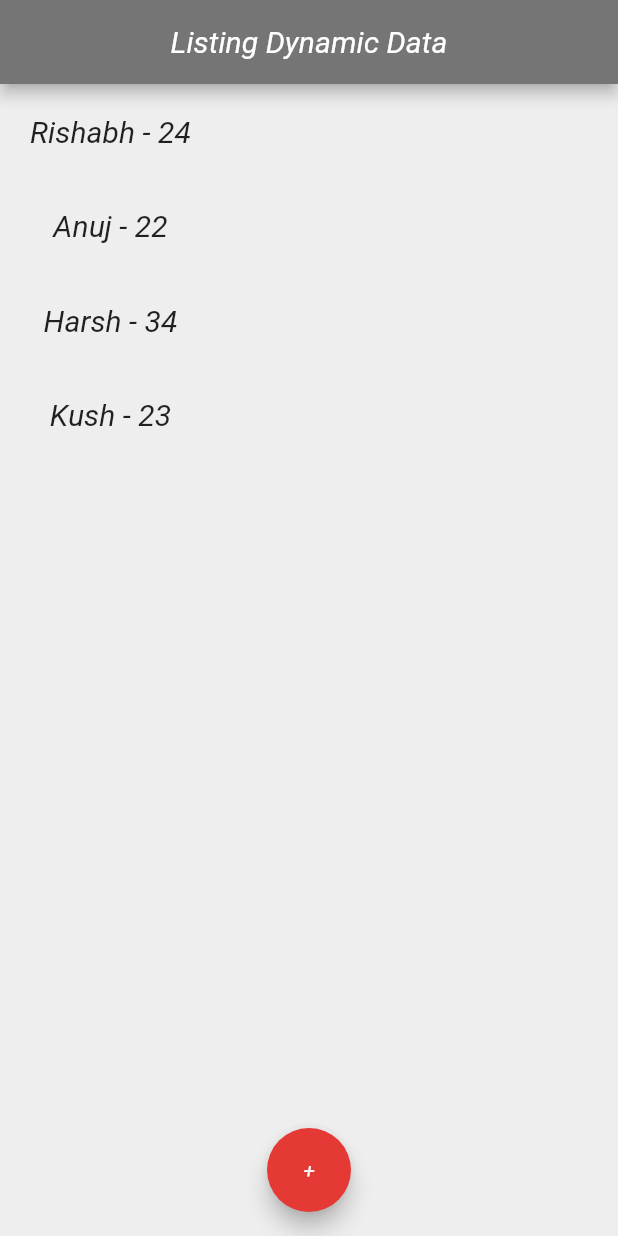
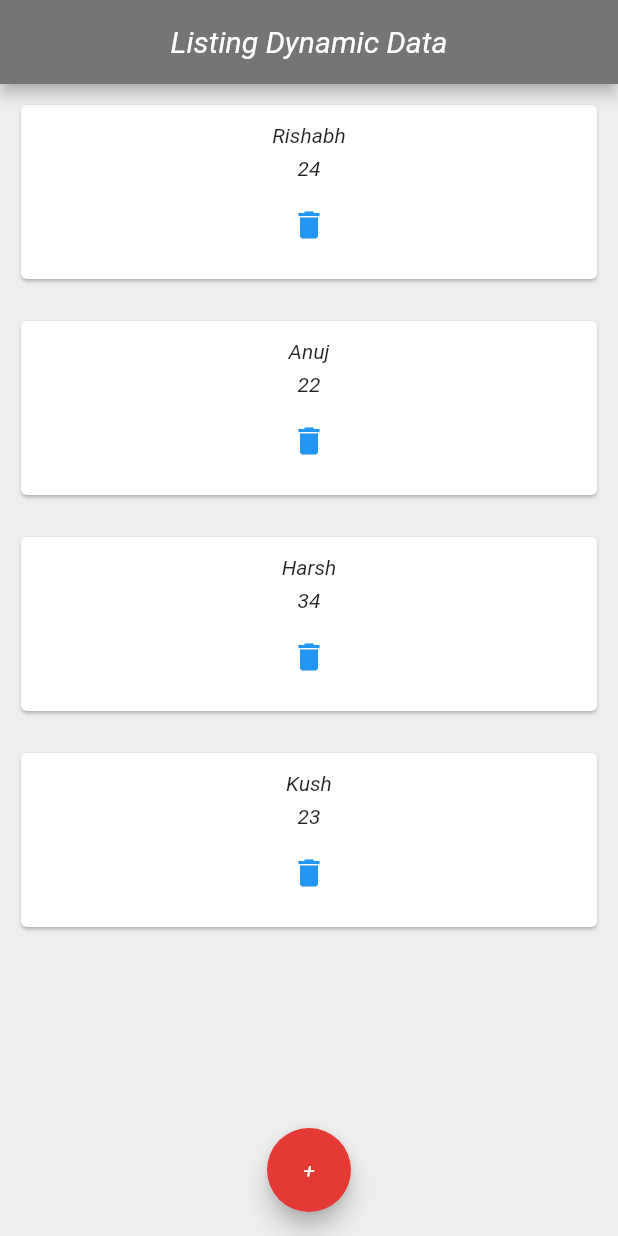
Before and after one commit to RishabhS05/FlutterBasics, a Flutter app: the screen it shows after launch, on a phone screen of 412 x 824 dp. Run offline on Flutter 3.47's test engine with Material 2 defaults, Android fonts, the phone set to English and light mode, and no system bars.

Commit message:
CustomList using Card.

```diff
--- /dev/null
+++ b/lib/PersonCard.dart
@@ -0,0 +1,45 @@
+import 'package:flutter/cupertino.dart';
+import 'package:flutter/material.dart';
+
+import 'Person.dart';
+
+class PersonCard extends StatelessWidget {
+  final Person person;
+  Function delete;
+
+  PersonCard({this.person, this.delete});
+
+  @override
+  Widget build(BuildContext context) {
+    return Card(
+      margin: EdgeInsets.all(14),
+      child: Padding(
+        padding: const EdgeInsets.all(12),
+        child: Column(
+          mainAxisAlignment: MainAxisAlignment.spaceAround,
+          children: <Widget>[
+            Center(
+              child: Text(person.name),
+            ),
+            SizedBox(
+              height: 6,
+            ),
+            Center(
+              child: Text(person.age.toString()),
+            ),
+            SizedBox(
+              height: 6,
+            ),
+            IconButton(
+              onPressed: delete,
+              icon: Icon(
+                Icons.delete,
+                color: Colors.blue,
+              ),
+            )
+          ],
+        ),
+      ),
+    );
+  }
+}
--- a/lib/main.dart
+++ b/lib/main.dart
@@ -1,4 +1,5 @@
 import 'package:flutter/material.dart';
+import 'package:wigets_app_demo/PersonCard.dart';
 
 import 'Person.dart';
 
@@ -59,12 +60,11 @@ class _CustomListState extends State<CustomList> {
           centerTitle: true,
           backgroundColor: Colors.grey[600]),
       body: Column(
-        children: personList.map((person) {
-          return Padding(
-            padding: const EdgeInsets.all(20),
-            child: Text('${person.name} - ${person.age}',style: TextStyle(fontSize: 20),),
-          );
-        }).toList(),
+        children: personList.map((person) => PersonCard(person: person,delete: (){
+          setState(() {
+            personList.remove(person);
+          });
+        }),).toList(),
       ),
       floatingActionButton: FloatingActionButton(
           child: Text("+"), backgroundColor: Colors.red[600], onPressed: () {}),
```
